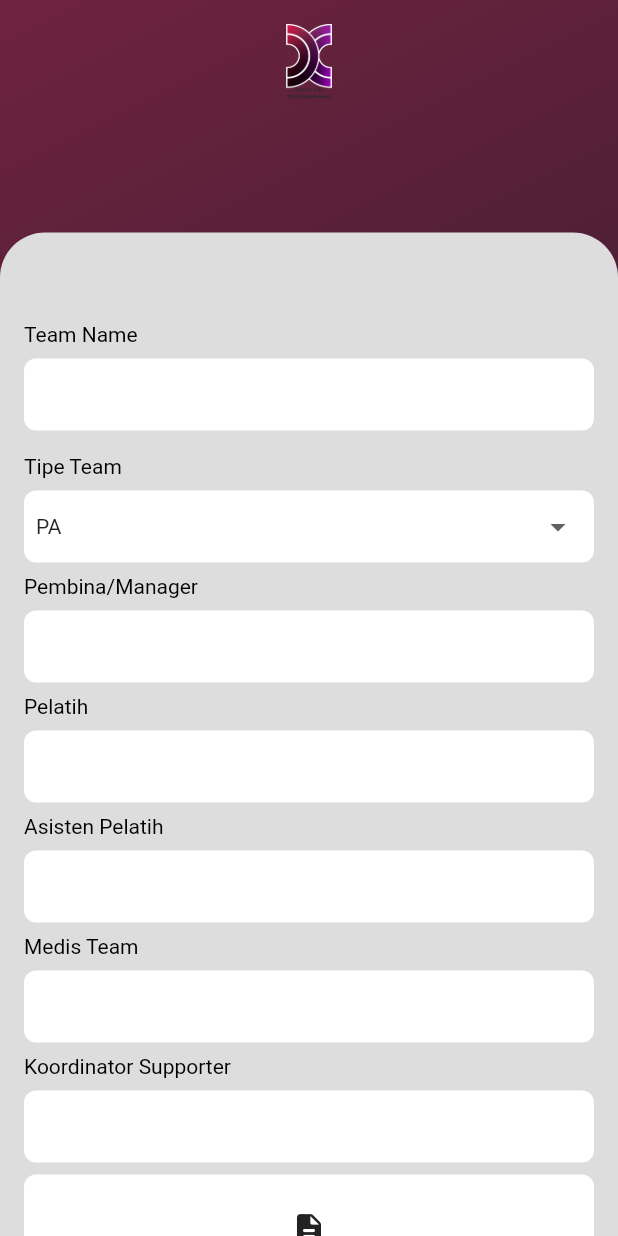
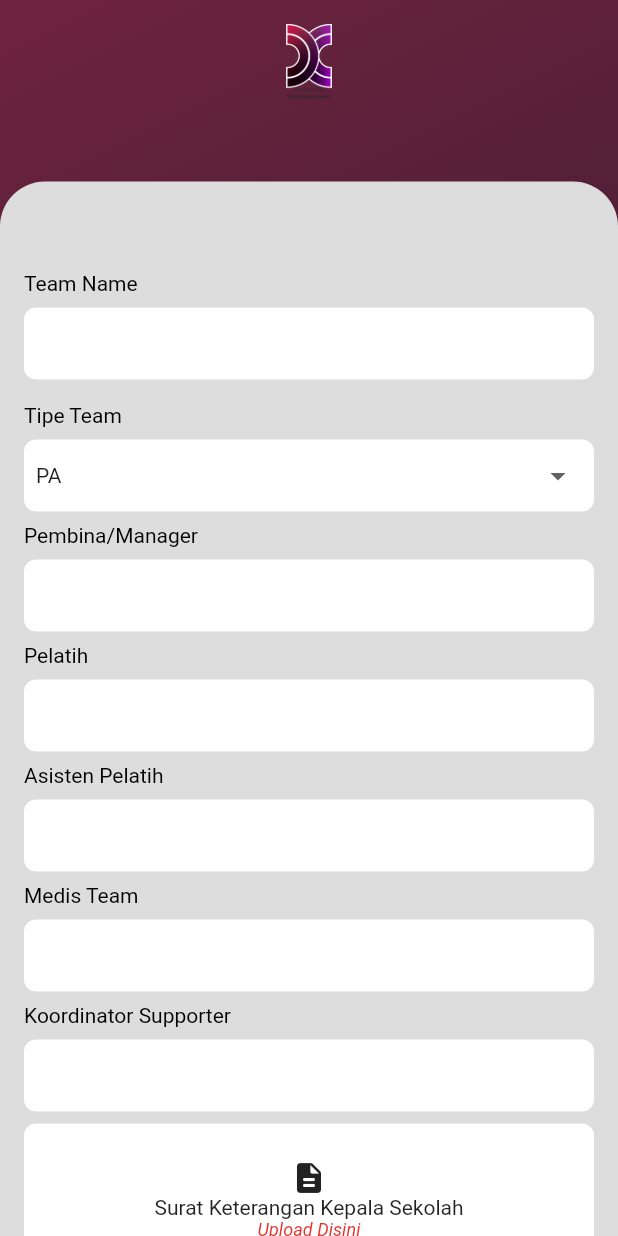
Before and after one commit to mutakin-san/cyphercity, a Flutter app: the FormAddTeamScreen screen opened directly with empty values, on a phone screen of 412 x 824 dp. Run offline on Flutter 3.47's test engine with Material 2 defaults, Android fonts, the phone set to English and light mode, and no system bars; our stand-ins replace bloc, carousel_slider, equatable, flutter_bloc, form_validator, image_picker and 2 more; accounts and stored records are empty; network calls fail; statements that could not run were skipped.

```diff
--- a/lib/main.dart
+++ b/lib/main.dart
@@ -1,6 +1,8 @@
 import 'package:cyphercity/screens/profile_screen.dart';
 import 'package:flutter/material.dart';
 import 'package:flutter_bloc/flutter_bloc.dart';
+import 'package:intl/date_symbol_data_local.dart';
+import 'package:intl/intl.dart';
 
 import '../models/event.dart';
 import '../models/team.dart';
@@ -21,6 +23,9 @@ import 'models/cabor.dart';
 import 'screens/main_screen.dart';
 
 void main() {
+  WidgetsFlutterBinding.ensureInitialized();
+  Intl.defaultLocale = "ID";
+  initializeDateFormatting("ID");
   runApp(MultiRepositoryProvider(
     providers: [
       RepositoryProvider(
--- a/lib/screens/form_add_team_screen.dart
+++ b/lib/screens/form_add_team_screen.dart
@@ -71,7 +71,9 @@ class _FormAddTeamScreenState extends State<FormAddTeamScreen> {
           ScaffoldMessenger.of(context).showSnackBar(
               const SnackBar(content: Text("Tim berhasil dibuat!")));
 
-          // context.read<TimBloc>().add(LoadTim(userId, schoolId, widget.caborId));
+          context
+              .read<TimBloc>()
+              .add(LoadTim(userId, schoolId, widget.caborId));
 
           Future.delayed(const Duration(seconds: 2))
               .then((value) => Navigator.pop(context));
@@ -96,9 +98,9 @@ class _FormAddTeamScreenState extends State<FormAddTeamScreen> {
                       children: [
                         const SizedBox(height: 16),
                         const BrandLogo(width: 50, height: 50),
-                        BlocSelector<UserBloc, UserState, String>(
-                            selector: (state) => state is UserAuthenticated
-                                ? state.user.nama
+                        BlocSelector<SchoolBloc, SchoolState, String>(
+                            selector: (state) => state is SchoolLoaded
+                                ? state.data.namaSekolah
                                 : "",
                             builder: (context, name) {
                               return Text(
@@ -117,7 +119,7 @@ class _FormAddTeamScreenState extends State<FormAddTeamScreen> {
                               Align(
                                 alignment: Alignment.bottomCenter,
                                 child: Container(
-                                  margin: const EdgeInsets.only(top: 50),
+                                  margin: const EdgeInsets.only(top: 16),
                                   decoration: BoxDecoration(
                                     color: Color.gray,
                                     borderRadius: const BorderRadius.only(
@@ -142,11 +144,21 @@ class _FormAddTeamScreenState extends State<FormAddTeamScreen> {
                                                   .build(),
                                               textColor: Colors.black),
                                           const SizedBox(height: 8),
-                                          CCDropdownFormField(label: 'Tipe Team', labelColor: Colors.black, items: TeamType.values.map((e) => DropdownMenuItem(value: e.name,child: Text(e.name))).toList(), selectedValue: teamType, onChanged: (value) {
-                                            setState(() {
-                                              teamType = value!;
-                                            });
-                                          },),
+                                          CCDropdownFormField(
+                                            label: 'Tipe Team',
+                                            labelColor: Colors.black,
+                                            items: TeamType.values
+                                                .map((e) => DropdownMenuItem(
+                                                    value: e.name,
+                                                    child: Text(e.name)))
+                                                .toList(),
+                                            selectedValue: teamType,
+                                            onChanged: (value) {
+                                              setState(() {
+                                                teamType = value!;
+                                              });
+                                            },
+                                          ),
                                           const SizedBox(height: 8),
                                           CCTextFormField(
                                               controller: pembinaCtrl,
@@ -263,8 +275,8 @@ class _FormAddTeamScreenState extends State<FormAddTeamScreen> {
                                                       color: Color.yellow);
                                                 }
 
-                                                return buildButton(
-                                                    context, widget.caborId, teamType);
+                                                return buildButton(context,
+                                                    widget.caborId, teamType);
                                               },
                                             ),
                                           ),
--- a/lib/screens/profile_screen.dart
+++ b/lib/screens/profile_screen.dart
@@ -35,10 +35,9 @@ class ProfileScreen extends StatelessWidget {
                     children: [
                       Container(
                         width: double.infinity,
-                        height: MediaQuery.of(context).size.height * 0.3,
                         padding: EdgeInsets.only(
                             top: MediaQuery.of(context).viewPadding.top,
-                            bottom: 48,
+                            bottom: 32,
                             left: 16,
                             right: 16),
                         decoration: BoxDecoration(
@@ -62,6 +61,7 @@ class ProfileScreen extends StatelessWidget {
                                 ),
                               ],
                             ),
+                            const SizedBox(height: 16),
                             Row(
                               mainAxisAlignment: MainAxisAlignment.spaceBetween,
                               children: [
--- a/lib/widgets/cc_text_form_field.dart
+++ b/lib/widgets/cc_text_form_field.dart
@@ -1,8 +1,8 @@
 import 'package:flutter/material.dart';
 
 class CCTextFormField extends StatelessWidget {
-  const CCTextFormField(
-      {Key? key,
+  const CCTextFormField({
+    Key? key,
     required this.controller,
     this.label,
     this.hintText,
@@ -12,8 +12,9 @@ class CCTextFormField extends StatelessWidget {
     this.validator,
     this.textColor = Colors.white,
     this.maxLines,
-      this.inputType = TextInputType.text})
-      : super(key: key);
+    this.inputType = TextInputType.text,
+    this.enabled = true,
+  }) : super(key: key);
 
   final TextEditingController controller;
   final String? label;
@@ -25,6 +26,7 @@ class CCTextFormField extends StatelessWidget {
   final String? Function(String?)? validator;
   final int? maxLines;
   final TextInputType? inputType;
+  final bool? enabled;
 
   @override
   Widget build(BuildContext context) {
@@ -45,6 +47,7 @@ class CCTextFormField extends StatelessWidget {
           controller: controller,
           obscureText: isObsecure,
           keyboardType: inputType,
+          enabled: enabled,
           textInputAction: TextInputAction.next,
           validator: validator,
           maxLines: maxLines ?? 1,
--- a/pubspec.yaml
+++ b/pubspec.yaml
@@ -46,6 +46,7 @@ dependencies:
   flutter_bloc: ^8.1.1
   image_picker: ^0.8.6+1
   path: ^1.8.2
+  intl: ^0.18.0
 
 dev_dependencies:
   flutter_test:
```
Also changed, not shown: lib/screens/add_team_screen.dart (+8 -5 lines), lib/screens/form_add_player_screen.dart (+37 -9 lines), lib/screens/register_screen.dart (+6 -2 lines). Lines whose indentation alone changed are shown as unchanged.
